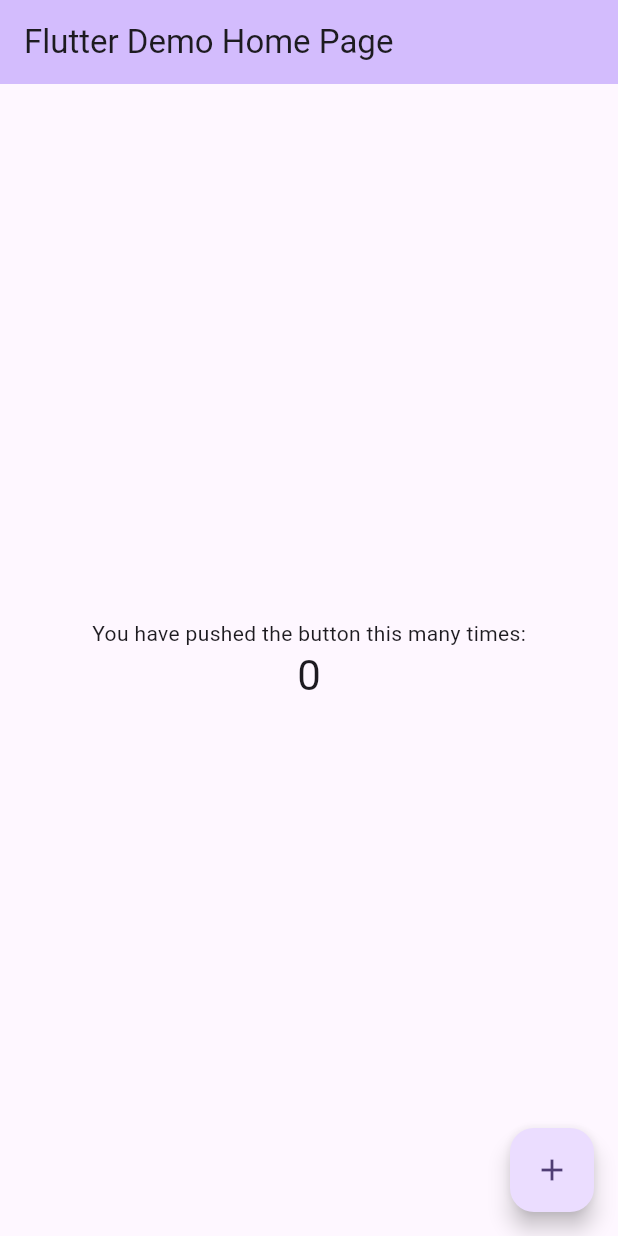
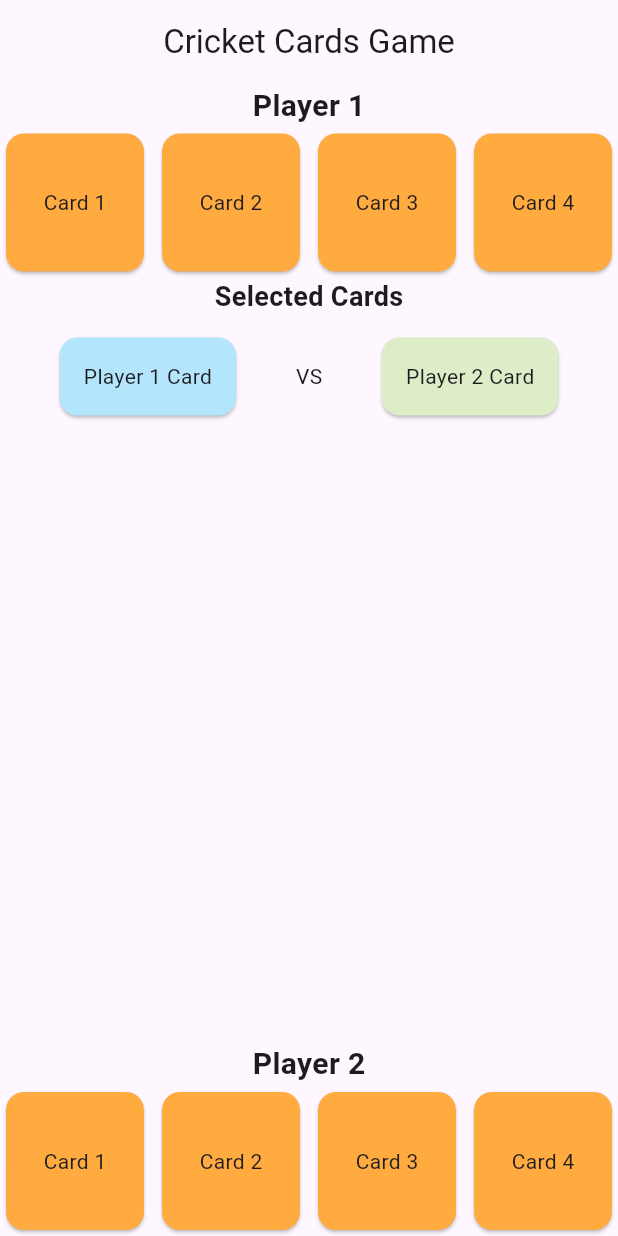
Before and after one commit to Samrat101/Cricket-Card-Game, a Flutter app: the screen it shows after launch, on a phone screen of 412 x 824 dp. Run offline on Flutter 3.47's test engine with Material 3 defaults, Android fonts, the phone set to English and light mode, and no system bars.

Commit message:
player class added

```diff
--- a/lib/main.dart
+++ b/lib/main.dart
@@ -1,125 +1,114 @@
 import 'package:flutter/material.dart';
 
-void main() {
-  runApp(const MyApp());
-}
+void main() => runApp(CricketCardsGameApp());
 
-class MyApp extends StatelessWidget {
-  const MyApp({super.key});
-
-  // This widget is the root of your application.
+class CricketCardsGameApp extends StatelessWidget {
   @override
   Widget build(BuildContext context) {
     return MaterialApp(
-      title: 'Flutter Demo',
+      title: 'Cricket Cards Game',
       theme: ThemeData(
-        // This is the theme of your application.
-        //
-        // TRY THIS: Try running your application with "flutter run". You'll see
-        // the application has a purple toolbar. Then, without quitting the app,
-        // try changing the seedColor in the colorScheme below to Colors.green
-        // and then invoke "hot reload" (save your changes or press the "hot
-        // reload" button in a Flutter-supported IDE, or press "r" if you used
-        // the command line to start the app).
-        //
-        // Notice that the counter didn't reset back to zero; the application
-        // state is not lost during the reload. To reset the state, use hot
-        // restart instead.
-        //
-        // This works for code too, not just values: Most code changes can be
-        // tested with just a hot reload.
-        colorScheme: ColorScheme.fromSeed(seedColor: Colors.deepPurple),
-        useMaterial3: true,
+        primarySwatch: Colors.green,
       ),
-      home: const MyHomePage(title: 'Flutter Demo Home Page'),
+      home: CricketCardsGameUI(),
     );
   }
 }
 
-class MyHomePage extends StatefulWidget {
-  const MyHomePage({super.key, required this.title});
-
-  // This widget is the home page of your application. It is stateful, meaning
-  // that it has a State object (defined below) that contains fields that affect
-  // how it looks.
-
-  // This class is the configuration for the state. It holds the values (in this
-  // case the title) provided by the parent (in this case the App widget) and
-  // used by the build method of the State. Fields in a Widget subclass are
-  // always marked "final".
-
-  final String title;
-
+class CricketCardsGameUI extends StatelessWidget {
   @override
-  State<MyHomePage> createState() => _MyHomePageState();
+  Widget build(BuildContext context) {
+    return Scaffold(
+      appBar: AppBar(
+        title: Text('Cricket Cards Game'),
+        centerTitle: true,
+      ),
+      body: Column(
+        children: [
+          PlayerSection(playerName: 'Player 1'),
+          Expanded(
+            child: Center(
+              child: SelectedCardsBoard(),
+            ),
+          ),
+          PlayerSection(playerName: 'Player 2'),
+        ],
+      ),
+    );
+  }
 }
 
-class _MyHomePageState extends State<MyHomePage> {
-  int _counter = 0;
+class PlayerSection extends StatelessWidget {
+  final String playerName;
 
-  void _incrementCounter() {
-    setState(() {
-      // This call to setState tells the Flutter framework that something has
-      // changed in this State, which causes it to rerun the build method below
-      // so that the display can reflect the updated values. If we changed
-      // _counter without calling setState(), then the build method would not be
-      // called again, and so nothing would appear to happen.
-      _counter++;
-    });
-  }
+  const PlayerSection({required this.playerName});
 
   @override
   Widget build(BuildContext context) {
-    // This method is rerun every time setState is called, for instance as done
-    // by the _incrementCounter method above.
-    //
-    // The Flutter framework has been optimized to make rerunning build methods
-    // fast, so that you can just rebuild anything that needs updating rather
-    // than having to individually change instances of widgets.
-    return Scaffold(
-      appBar: AppBar(
-        // TRY THIS: Try changing the color here to a specific color (to
-        // Colors.amber, perhaps?) and trigger a hot reload to see the AppBar
-        // change color while the other colors stay the same.
-        backgroundColor: Theme.of(context).colorScheme.inversePrimary,
-        // Here we take the value from the MyHomePage object that was created by
-        // the App.build method, and use it to set our appbar title.
-        title: Text(widget.title),
-      ),
-      body: Center(
-        // Center is a layout widget. It takes a single child and positions it
-        // in the middle of the parent.
-        child: Column(
-          // Column is also a layout widget. It takes a list of children and
-          // arranges them vertically. By default, it sizes itself to fit its
-          // children horizontally, and tries to be as tall as its parent.
-          //
-          // Column has various properties to control how it sizes itself and
-          // how it positions its children. Here we use mainAxisAlignment to
-          // center the children vertically; the main axis here is the vertical
-          // axis because Columns are vertical (the cross axis would be
-          // horizontal).
-          //
-          // TRY THIS: Invoke "debug painting" (choose the "Toggle Debug Paint"
-          // action in the IDE, or press "p" in the console), to see the
-          // wireframe for each widget.
-          mainAxisAlignment: MainAxisAlignment.center,
-          children: <Widget>[
-            const Text(
-              'You have pushed the button this many times:',
+    return Column(
+      children: [
+        Text(
+          playerName,
+          style: TextStyle(fontSize: 20, fontWeight: FontWeight.bold),
+        ),
+        SizedBox(
+          height: 100,
+          child: GridView.builder(
+            scrollDirection: Axis.horizontal,
+            itemCount: 20,
+            gridDelegate: SliverGridDelegateWithFixedCrossAxisCount(
+              crossAxisCount: 1,
+              mainAxisSpacing: 4.0,
             ),
-            Text(
-              '$_counter',
-              style: Theme.of(context).textTheme.headlineMedium,
+            itemBuilder: (context, index) {
+              return Card(
+                color: Colors.orangeAccent,
+                child: Center(
+                  child: Text(
+                    'Card ${index + 1}',
+                    style: TextStyle(fontSize: 14),
+                  ),
+                ),
+              );
+            },
+          ),
+        ),
+      ],
+    );
+  }
+}
+
+class SelectedCardsBoard extends StatelessWidget {
+  @override
+  Widget build(BuildContext context) {
+    return Column(
+      children: [
+        Text(
+          'Selected Cards',
+          style: TextStyle(fontSize: 18, fontWeight: FontWeight.bold),
+        ),
+        SizedBox(height: 10),
+        Row(
+          mainAxisAlignment: MainAxisAlignment.spaceEvenly,
+          children: [
+            Card(
+              color: Colors.lightBlue[100],
+              child: Padding(
+                padding: EdgeInsets.all(16.0),
+                child: Text('Player 1 Card'),
+              ),
+            ),
+            Text('VS'),
+            Card(
+              color: Colors.lightGreen[100],
+              child: Padding(
+                padding: EdgeInsets.all(16.0),
+                child: Text('Player 2 Card'),
+              ),
             ),
           ],
         ),
-      ),
-      floatingActionButton: FloatingActionButton(
-        onPressed: _incrementCounter,
-        tooltip: 'Increment',
-        child: const Icon(Icons.add),
-      ), // This trailing comma makes auto-formatting nicer for build methods.
+      ],
     );
   }
 }
--- /dev/null
+++ b/lib/player/ai_strategy.dart
@@ -0,0 +1,9 @@
+import 'package:cricket_card_game/player/computer_player_strategy.dart';
+import 'package:cricket_card_game/player/player.dart';
+
+class AIStrategy implements ComputerPlayerStrategy {
+  @override
+  Card playCard(List<Card> cards) {
+    return cards[0];
+  }
+}
--- /dev/null
+++ b/lib/player/computer_player.dart
@@ -0,0 +1,13 @@
+import 'package:cricket_card_game/player/computer_player_strategy.dart';
+import 'package:cricket_card_game/player/player.dart';
+
+class ComputerPlayer extends Player {
+  final ComputerPlayerStrategy _strategy;
+ComputerPlayer(super.name, this._strategy);
+
+@override
+Card playCard() {
+  final selectedCard = _strategy.playCard(cards);
+  return selectedCard;
+}
+}
--- /dev/null
+++ b/lib/player/human_player.dart
@@ -0,0 +1,10 @@
+import 'package:cricket_card_game/player/player.dart';
+
+class HumanPlayer extends Player {
+  HumanPlayer(super.name);
+
+  @override
+  Card playCard() {
+    return cards.removeAt(0);
+  }
+}
--- /dev/null
+++ b/lib/player/player.dart
@@ -0,0 +1,40 @@
+abstract class Player {
+  final String name;
+  double _health = 100;
+  List<Card> _cards = [];
+  Mode? _specialMode;
+
+  Player(this.name);
+  double get health => _health;
+  List<Card> get cards => _cards;
+
+  void dealCard(List<Card> cards) {
+    _cards = cards;
+  }
+
+  void updateSpecialMode(Mode mode) {
+    _specialMode = mode;
+  }
+
+  set updateHealth(double value) {
+    _health = _health + value;
+    if (_health < 0) {
+      _health = 0;
+    } else if (_health > 100) {
+      _health = 100;
+    } else {
+      _health = value;
+    }
+  }
+
+  Card playCard();
+}
+
+
+class Card {
+
+}
+
+class Mode {
+
+}
```
Also changed, not shown: lib/player/computer_player_strategy.dart (added).
